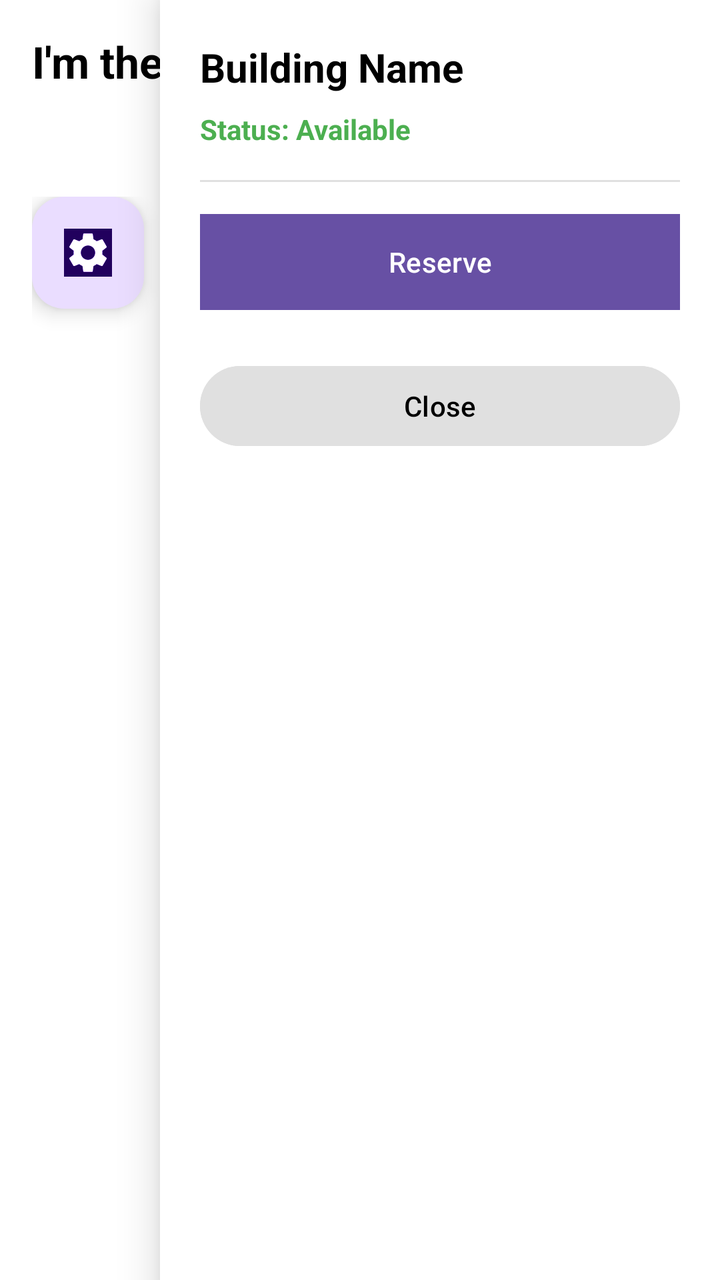
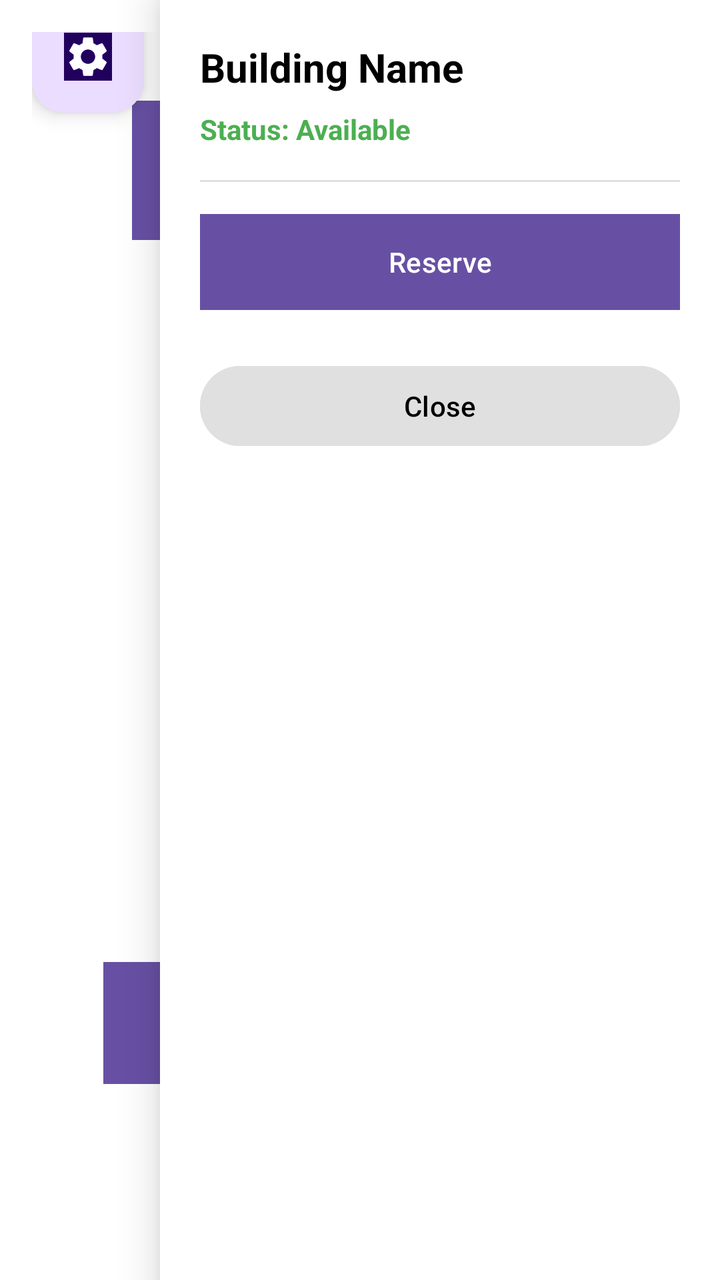

Screens rendered from an Android XML layout before and after an edit, with the pre-edit source and the edit as a unified diff.
<!-- AndroidManifest.xml: application theme Theme.Dbtest -->
<!-- res/layout/itbuilding.xml -->
<?xml version="1.0" encoding="utf-8"?>
<FrameLayout xmlns:android="http://schemas.android.com/apk/res/android"
    android:layout_width="match_parent"
    android:layout_height="match_parent">

    <RelativeLayout
        android:layout_width="match_parent"
        android:layout_height="match_parent"
        android:background="#FFFFFF"
        android:padding="16dp">

        <TextView
            android:id="@+id/buildingName"
            android:layout_width="wrap_content"
            android:layout_height="wrap_content"
            android:layout_marginBottom="24dp"
            android:text="I'm the fucking map"
            android:textColor="#000000"
            android:textSize="22sp"
            android:textStyle="bold" />

        

        <RelativeLayout
            android:id="@+id/mapContent"
            android:layout_width="match_parent"
            android:layout_height="match_parent"
            android:layout_below="@id/buildingName"
            android:layout_marginTop="29dp"
            android:clipChildren="false">

            <Button
                android:id="@+id/btn_1b_block"
                android:layout_width="110dp"
                android:layout_height="116dp"
                android:layout_above="@+id/btn_2a_block"
                android:layout_marginLeft="50dp"
                android:layout_marginTop="50dp"
                android:layout_marginBottom="500dp"
                android:background="@drawable/building"
                android:text="1B"
                android:textColor="#F2F4F7"
                android:textSize="20sp"
                android:textStyle="bold" />


            <Button
                android:id="@+id/btn_1a_block"
                android:layout_width="110dp"
                android:layout_height="59dp"
                android:layout_alignEnd="@+id/btn_1b_block"
                android:layout_marginTop="50dp"
                android:layout_marginEnd="-231dp"
                android:background="@drawable/building"
                android:text="1A"
                android:textColor="#F2F4F7"
                android:textSize="20sp"
                android:textStyle="bold" />

            <Button
                android:id="@+id/btn_2a_block"
                android:layout_width="114dp"
                android:layout_height="61dp"
                android:layout_alignParentBottom="true"
                android:layout_marginEnd="2dp"
                android:layout_marginBottom="28dp"
                android:layout_toStartOf="@+id/btn_2b_block"
                android:background="@drawable/building"
                android:text="2A"
                android:textColor="@color/white"
                android:textSize="20sp"
                android:textStyle="bold" />

            <Button
                android:id="@+id/btn_2b_block"
                android:layout_width="114dp"
                android:layout_height="61dp"
                android:layout_alignEnd="@+id/btn_1b_block"
                android:layout_alignParentBottom="true"
                android:layout_marginEnd="-160dp"
                android:layout_marginBottom="29dp"
                android:background="@drawable/building"
                android:text="2B"
                android:textColor="@color/white"
                android:textSize="20sp"
                android:textStyle="bold" />

            <Button
                android:id="@+id/btn_4_block"
                android:layout_width="71dp"
                android:layout_height="116dp"
                android:layout_alignEnd="@+id/btn_1a_block"
                android:layout_marginTop="110dp"
                android:layout_marginEnd="-1dp"
                android:background="@drawable/building"
                android:text="Comp Lab"
                android:textColor="@color/white"
                android:textSize="20sp"
                android:textStyle="bold" />

            <Button
                android:id="@+id/btn_3_block"
                android:layout_width="71dp"
                android:layout_height="116dp"
                android:layout_alignEnd="@+id/btn_1a_block"
                android:layout_marginTop="220dp"
                android:layout_marginEnd="0dp"
                android:background="@drawable/building"
                android:text="Internet Room"
                android:textColor="@color/white"
                android:textSize="13sp"
                android:textStyle="bold" />


            <Button
                android:id="@+id/btn_faculty_block"
                android:layout_width="wrap_content"
                android:layout_height="wrap_content"
                android:layout_alignEnd="@+id/btn_1b_block"
                android:layout_alignParentBottom="true"
                android:layout_marginEnd="-229dp"
                android:layout_marginBottom="26dp"
                android:background="@drawable/building"
                android:text="Faculty"
                android:textColor="@color/white"
                android:textSize="10sp"
                android:textStyle="bold" />

            <com.google.android.material.floatingactionbutton.FloatingActionButton
                android:id="@+id/floatingActionButton"
                android:layout_width="395dp"
                android:layout_height="537dp"
                android:layout_marginEnd="24dp"
                android:layout_marginBottom="24dp"
                android:clickable="true"
                android:contentDescription="@string/add_item"
                android:focusable="true"
                android:src="@drawable/settings_logo"
                android:tint="@color/purple_500"
                android:tintMode="add" />

        </RelativeLayout>

    </RelativeLayout>

    
    <include
        android:id="@+id/slider_root"
        layout="@layout/slider" />

</FrameLayout>
<!-- res/layout/slider.xml (included above) -->
<?xml version="1.0" encoding="utf-8"?>
<FrameLayout xmlns:android="http://schemas.android.com/apk/res/android"
    android:layout_width="match_parent"
    android:layout_height="match_parent">

    
    <View
        android:id="@+id/scrim"
        android:layout_width="match_parent"
        android:layout_height="match_parent"
        android:background="#99000000"
        android:visibility="gone" />

    
    <LinearLayout
        android:id="@+id/buildingPanel"
        android:layout_width="280dp"
        android:layout_height="match_parent"
        android:layout_gravity="end"
        android:orientation="vertical"
        android:background="#FFFFFF"
        android:elevation="12dp"
        android:padding="20dp">

        
        <TextView
            android:id="@+id/panelBuildingName"
            android:layout_width="match_parent"
            android:layout_height="wrap_content"
            android:text="Building Name"
            android:textColor="#000000"
            android:textSize="20sp"
            android:textStyle="bold" />

        
        <TextView
            android:id="@+id/tv_status"
            android:layout_width="wrap_content"
            android:layout_height="wrap_content"
            android:layout_marginTop="8dp"
            android:text="Status: Available"
            android:textSize="14sp"
            android:textStyle="bold"
            android:textColor="#4CAF50" />

        
        <View
            android:layout_width="match_parent"
            android:layout_height="1dp"
            android:layout_marginTop="16dp"
            android:layout_marginBottom="16dp"
            android:background="#E0E0E0" />

        

        

        <Button
            android:id="@+id/btn_reserve"
            android:layout_width="match_parent"
            android:layout_height="wrap_content"
            android:background="@drawable/building"
            android:text="Reserve"
            android:textColor="#FFFFFF" />

        <LinearLayout
            android:id="@+id/layout_already_reserved"
            android:layout_width="match_parent"
            android:layout_height="wrap_content"
            android:orientation="horizontal"
            android:gravity="center"
            android:background="#F5F5F5"
            android:padding="12dp"
            android:visibility="gone">

            <TextView
                android:layout_width="wrap_content"
                android:layout_height="wrap_content"
                android:text="🔒 Already Reserved"
                android:textColor="#757575"
                android:textSize="16sp"
                android:textStyle="bold" />
        </LinearLayout>

        
        <Button
            android:id="@+id/btn_close_panel"
            android:layout_width="match_parent"
            android:layout_height="wrap_content"
            android:layout_marginTop="24dp"
            android:backgroundTint="#E0E0E0"
            android:text="Close"
            android:textColor="#000000" />

    </LinearLayout>

</FrameLayout>
<!-- resources referenced by this layout -->
<resources>
  <color name="purple_500">#FF6200EE</color>
  <color name="white">#FFFFFFFF</color>
  <!-- drawable building (drawable) -->
  <?xml version="1.0" encoding="utf-8"?>
  <shape xmlns:android="http://schemas.android.com/apk/res/android"
      android:shape="rectangle">
  
      <solid android:color="#BB86FC" />
  
      <stroke
          android:width="2dp"
          android:color="#000000" />
  
  </shape>
  <!-- drawable settings_logo (drawable) -->
  <vector xmlns:android="http://schemas.android.com/apk/res/android" android:height="24dp" android:tint="#000000" android:viewportHeight="24" android:viewportWidth="24" android:width="24dp">
        
      <path android:fillColor="@android:color/white" android:pathData="M19.14,12.94c0.04,-0.3 0.06,-0.61 0.06,-0.94c0,-0.32 -0.02,-0.64 -0.07,-0.94l2.03,-1.58c0.18,-0.14 0.23,-0.41 0.12,-0.61l-1.92,-3.32c-0.12,-0.22 -0.37,-0.29 -0.59,-0.22l-2.39,0.96c-0.5,-0.38 -1.03,-0.7 -1.62,-0.94L14.4,2.81c-0.04,-0.24 -0.24,-0.41 -0.48,-0.41h-3.84c-0.24,0 -0.43,0.17 -0.47,0.41L9.25,5.35C8.66,5.59 8.12,5.92 7.63,6.29L5.24,5.33c-0.22,-0.08 -0.47,0 -0.59,0.22L2.74,8.87C2.62,9.08 2.66,9.34 2.86,9.48l2.03,1.58C4.84,11.36 4.8,11.69 4.8,12s0.02,0.64 0.07,0.94l-2.03,1.58c-0.18,0.14 -0.23,0.41 -0.12,0.61l1.92,3.32c0.12,0.22 0.37,0.29 0.59,0.22l2.39,-0.96c0.5,0.38 1.03,0.7 1.62,0.94l0.36,2.54c0.05,0.24 0.24,0.41 0.48,0.41h3.84c0.24,0 0.44,-0.17 0.47,-0.41l0.36,-2.54c0.59,-0.24 1.13,-0.56 1.62,-0.94l2.39,0.96c0.22,0.08 0.47,0 0.59,-0.22l1.92,-3.32c0.12,-0.22 0.07,-0.47 -0.12,-0.61L19.14,12.94zM12,15.6c-1.98,0 -3.6,-1.62 -3.6,-3.6s1.62,-3.6 3.6,-3.6s3.6,1.62 3.6,3.6S13.98,15.6 12,15.6z"/>
      
  </vector>
  <string name="add_item">Add item</string>
  <style name="Theme.Dbtest" parent="Theme.Material3.DayNight.NoActionBar" />
</resources>

<!-- the commit's change to res/layout/itbuilding.xml (unified diff, before → after) -->
@@ -9,25 +9,16 @@
         android:background="#FFFFFF"
         android:padding="16dp">
 
-        <TextView
-            android:id="@+id/buildingName"
-            android:layout_width="wrap_content"
-            android:layout_height="wrap_content"
-            android:layout_marginBottom="24dp"
-            android:text="I'm the fucking map"
-            android:textColor="#000000"
-            android:textSize="22sp"
-            android:textStyle="bold" />
 
         
 
         <RelativeLayout
             android:id="@+id/mapContent"
-            android:layout_width="match_parent"
-            android:layout_height="match_parent"
-            android:layout_below="@id/buildingName"
-            android:layout_marginTop="29dp"
+            android:layout_width="368dp"
+            android:layout_height="686dp"
+            android:layout_marginTop="-16dp"
             android:clipChildren="false">
+
 
             <Button
                 android:id="@+id/btn_1b_block"
@@ -36,13 +27,12 @@
                 android:layout_above="@+id/btn_2a_block"
                 android:layout_marginLeft="50dp"
                 android:layout_marginTop="50dp"
-                android:layout_marginBottom="500dp"
+                android:layout_marginBottom="361dp"
                 android:background="@drawable/building"
                 android:text="1B"
                 android:textColor="#F2F4F7"
                 android:textSize="20sp"
                 android:textStyle="bold" />
-
 
             <Button
                 android:id="@+id/btn_1a_block"
@@ -50,7 +40,7 @@
                 android:layout_height="59dp"
                 android:layout_alignEnd="@+id/btn_1b_block"
                 android:layout_marginTop="50dp"
-                android:layout_marginEnd="-231dp"
+                android:layout_marginEnd="-172dp"
                 android:background="@drawable/building"
                 android:text="1A"
                 android:textColor="#F2F4F7"
@@ -62,8 +52,8 @@
                 android:layout_width="114dp"
                 android:layout_height="61dp"
                 android:layout_alignParentBottom="true"
-                android:layout_marginEnd="2dp"
-                android:layout_marginBottom="28dp"
+                android:layout_marginEnd="45dp"
+                android:layout_marginBottom="82dp"
                 android:layout_toStartOf="@+id/btn_2b_block"
                 android:background="@drawable/building"
                 android:text="2A"
@@ -77,53 +67,43 @@
                 android:layout_height="61dp"
                 android:layout_alignEnd="@+id/btn_1b_block"
                 android:layout_alignParentBottom="true"
-                android:layout_marginEnd="-160dp"
-                android:layout_marginBottom="29dp"
+                android:layout_marginEnd="-149dp"
+                android:layout_marginBottom="83dp"
                 android:background="@drawable/building"
                 android:text="2B"
                 android:textColor="@color/white"
                 android:textSize="20sp"
                 android:textStyle="bold" />
+
 
             <Button
                 android:id="@+id/btn_4_block"
                 android:layout_width="71dp"
                 android:layout_height="116dp"
+                android:layout_above="@+id/btn_2b_block"
                 android:layout_alignEnd="@+id/btn_1a_block"
                 android:layout_marginTop="110dp"
-                android:layout_marginEnd="-1dp"
+                android:layout_marginEnd="0dp"
+                android:layout_marginBottom="285dp"
                 android:background="@drawable/building"
                 android:text="Comp Lab"
                 android:textColor="@color/white"
-                android:textSize="20sp"
+                android:textSize="14dp"
                 android:textStyle="bold" />
 
             <Button
                 android:id="@+id/btn_3_block"
                 android:layout_width="71dp"
-                android:layout_height="116dp"
+                android:layout_height="132dp"
+                android:layout_above="@+id/btn_2b_block"
                 android:layout_alignEnd="@+id/btn_1a_block"
                 android:layout_marginTop="220dp"
                 android:layout_marginEnd="0dp"
+                android:layout_marginBottom="80dp"
                 android:background="@drawable/building"
                 android:text="Internet Room"
                 android:textColor="@color/white"
                 android:textSize="13sp"
-                android:textStyle="bold" />
-
-
-            <Button
-                android:id="@+id/btn_faculty_block"
-                android:layout_width="wrap_content"
-                android:layout_height="wrap_content"
-                android:layout_alignEnd="@+id/btn_1b_block"
-                android:layout_alignParentBottom="true"
-                android:layout_marginEnd="-229dp"
-                android:layout_marginBottom="26dp"
-                android:background="@drawable/building"
-                android:text="Faculty"
-                android:textColor="@color/white"
-                android:textSize="10sp"
                 android:textStyle="bold" />
 
             <com.google.android.material.floatingactionbutton.FloatingActionButton
@@ -155,7 +135,6 @@
     android:layout_width="match_parent"
     android:layout_height="match_parent">
 
-    
     <View
         android:id="@+id/scrim"
         android:layout_width="match_parent"
@@ -163,7 +142,7 @@
         android:background="#99000000"
         android:visibility="gone" />
 
-    
+
     <LinearLayout
         android:id="@+id/buildingPanel"
         android:layout_width="280dp"
@@ -174,7 +153,6 @@
         android:elevation="12dp"
         android:padding="20dp">
 
-        
         <TextView
             android:id="@+id/panelBuildingName"
             android:layout_width="match_parent"
@@ -184,7 +162,7 @@
             android:textSize="20sp"
             android:textStyle="bold" />
 
-        
+
         <TextView
             android:id="@+id/tv_status"
             android:layout_width="wrap_content"
@@ -195,7 +173,7 @@
             android:textStyle="bold"
             android:textColor="#4CAF50" />
 
-        
+
         <View
             android:layout_width="match_parent"
             android:layout_height="1dp"
@@ -203,9 +181,6 @@
             android:layout_marginBottom="16dp"
             android:background="#E0E0E0" />
 
-        
-
-        
 
         <Button
             android:id="@+id/btn_reserve"
@@ -234,7 +209,7 @@
                 android:textStyle="bold" />
         </LinearLayout>
 
-        
+
         <Button
             android:id="@+id/btn_close_panel"
             android:layout_width="match_parent"
